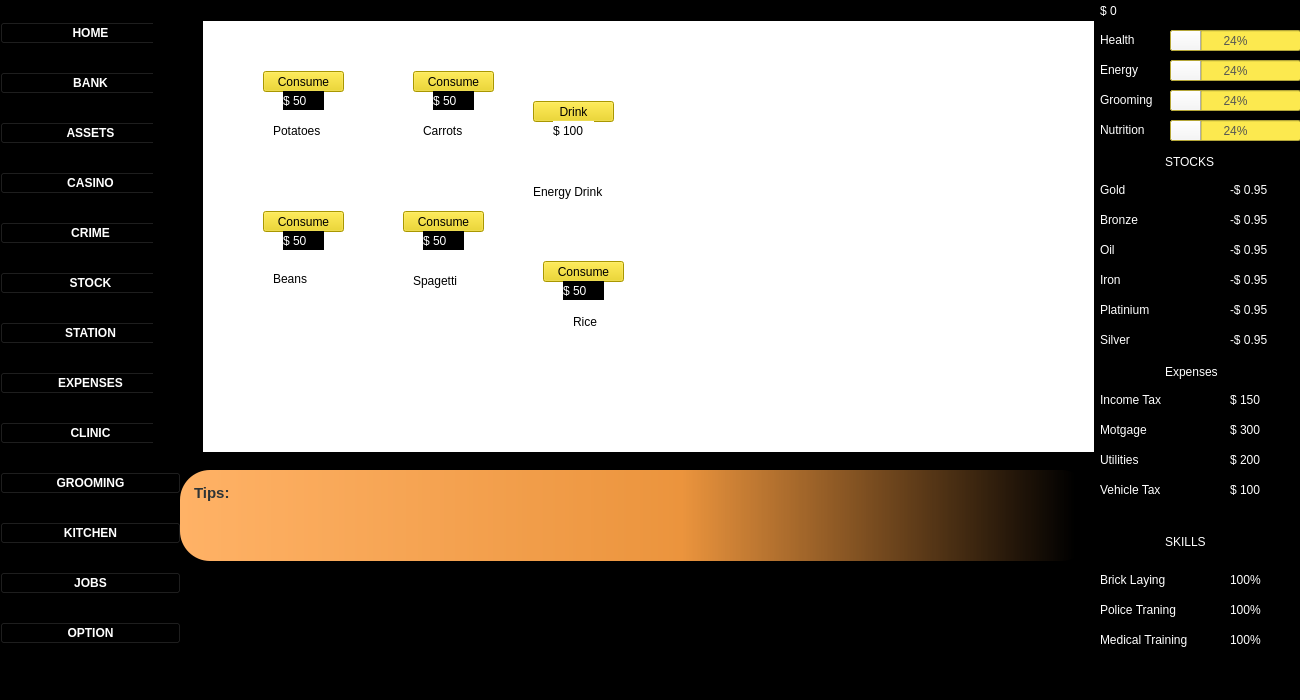
First picture: the form in mainwindow.ui, repository ib-Jkid/cpp_game_VitualB-R, before the edit.
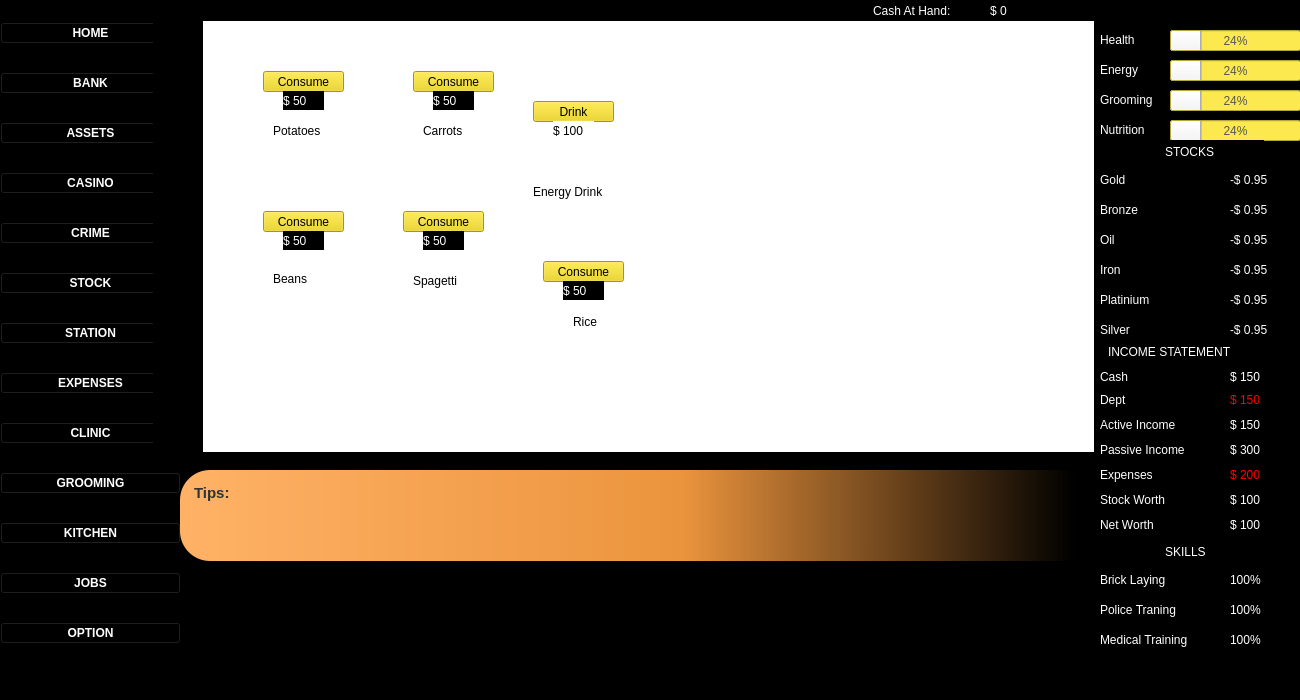
Second picture: the form after the edit. The open tabs and pages were chosen to show the change. Icons and pictures are not drawn.

```diff
--- a/mainwindow.ui
+++ b/mainwindow.ui
@@ -4250,6 +4250,19 @@
       </widget>
      </widget>
     </widget>
+    <widget class="QLabel" name="label_23">
+     <property name="geometry">
+      <rect>
+       <x>720</x>
+       <y>0</y>
+       <width>141</width>
+       <height>20</height>
+      </rect>
+     </property>
+     <property name="text">
+      <string>Cash At Hand:</string>
+     </property>
+    </widget>
    </widget>
    <widget class="QTextEdit" name="noticeBoard">
     <property name="geometry">
@@ -4422,7 +4435,7 @@
     <property name="geometry">
      <rect>
       <x>1100</x>
-      <y>180</y>
+      <y>170</y>
       <width>67</width>
       <height>19</height>
      </rect>
@@ -4435,7 +4448,7 @@
     <property name="geometry">
      <rect>
       <x>1100</x>
-      <y>210</y>
+      <y>200</y>
       <width>67</width>
       <height>19</height>
      </rect>
@@ -4448,7 +4461,7 @@
     <property name="geometry">
      <rect>
       <x>1100</x>
-      <y>240</y>
+      <y>230</y>
       <width>67</width>
       <height>19</height>
      </rect>
@@ -4461,7 +4474,7 @@
     <property name="geometry">
      <rect>
       <x>1100</x>
-      <y>270</y>
+      <y>260</y>
       <width>67</width>
       <height>19</height>
      </rect>
@@ -4474,7 +4487,7 @@
     <property name="geometry">
      <rect>
       <x>1100</x>
-      <y>300</y>
+      <y>290</y>
       <width>67</width>
       <height>19</height>
      </rect>
@@ -4487,7 +4500,7 @@
     <property name="geometry">
      <rect>
       <x>1100</x>
-      <y>330</y>
+      <y>320</y>
       <width>67</width>
       <height>19</height>
      </rect>
@@ -4500,7 +4513,7 @@
     <property name="geometry">
      <rect>
       <x>1160</x>
-      <y>150</y>
+      <y>140</y>
       <width>104</width>
       <height>31</height>
      </rect>
@@ -4513,7 +4526,7 @@
     <property name="geometry">
      <rect>
       <x>1230</x>
-      <y>180</y>
+      <y>170</y>
       <width>67</width>
       <height>19</height>
      </rect>
@@ -4526,7 +4539,7 @@
     <property name="geometry">
      <rect>
       <x>1230</x>
-      <y>210</y>
+      <y>200</y>
       <width>67</width>
       <height>19</height>
      </rect>
@@ -4539,7 +4552,7 @@
     <property name="geometry">
      <rect>
       <x>1230</x>
-      <y>240</y>
+      <y>230</y>
       <width>67</width>
       <height>19</height>
      </rect>
@@ -4552,7 +4565,7 @@
     <property name="geometry">
      <rect>
       <x>1230</x>
-      <y>270</y>
+      <y>260</y>
       <width>67</width>
       <height>19</height>
      </rect>
@@ -4565,7 +4578,7 @@
     <property name="geometry">
      <rect>
       <x>1230</x>
-      <y>300</y>
+      <y>290</y>
       <width>67</width>
       <height>19</height>
      </rect>
@@ -4578,7 +4591,7 @@
     <property name="geometry">
      <rect>
       <x>1230</x>
-      <y>330</y>
+      <y>320</y>
       <width>67</width>
       <height>19</height>
      </rect>
@@ -4590,7 +4603,7 @@
    <widget class="QLabel" name="moneyAtHand">
     <property name="geometry">
      <rect>
-      <x>1100</x>
+      <x>990</x>
       <y>0</y>
       <width>151</width>
       <height>21</height>
@@ -4702,7 +4715,7 @@
     <property name="geometry">
      <rect>
       <x>1160</x>
-      <y>530</y>
+      <y>540</y>
       <width>104</width>
       <height>31</height>
      </rect>
@@ -4715,20 +4728,20 @@
     <property name="geometry">
      <rect>
       <x>1100</x>
-      <y>450</y>
+      <y>465</y>
       <width>67</width>
       <height>19</height>
      </rect>
     </property>
     <property name="text">
-     <string>Utilities</string>
+     <string>Expenses</string>
     </property>
    </widget>
    <widget class="QLabel" name="ironStatLabel_2">
     <property name="geometry">
      <rect>
       <x>1230</x>
-      <y>390</y>
+      <y>415</y>
       <width>67</width>
       <height>19</height>
      </rect>
@@ -4741,24 +4754,27 @@
     <property name="geometry">
      <rect>
       <x>1100</x>
-      <y>390</y>
+      <y>415</y>
       <width>101</width>
       <height>19</height>
      </rect>
     </property>
     <property name="text">
-     <string>Income Tax</string>
+     <string>Active Income</string>
     </property>
    </widget>
    <widget class="QLabel" name="silverStatLabel_2">
     <property name="geometry">
      <rect>
       <x>1230</x>
-      <y>450</y>
+      <y>465</y>
       <width>67</width>
       <height>19</height>
      </rect>
     </property>
+    <property name="styleSheet">
+     <string notr="true">color: red;</string>
+    </property>
     <property name="text">
      <string>$ 200</string>
     </property>
@@ -4767,20 +4783,20 @@
     <property name="geometry">
      <rect>
       <x>1100</x>
-      <y>420</y>
-      <width>81</width>
+      <y>440</y>
+      <width>111</width>
       <height>19</height>
      </rect>
     </property>
     <property name="text">
-     <string>Motgage</string>
+     <string>Passive Income</string>
     </property>
    </widget>
    <widget class="QLabel" name="platinumStatLabel_2">
     <property name="geometry">
      <rect>
       <x>1230</x>
-      <y>420</y>
+      <y>440</y>
       <width>67</width>
       <height>19</height>
      </rect>
@@ -4792,34 +4808,34 @@
    <widget class="QPlainTextEdit" name="plainTextEdit_7">
     <property name="geometry">
      <rect>
-      <x>1160</x>
-      <y>360</y>
-      <width>104</width>
+      <x>1103</x>
+      <y>340</y>
+      <width>181</width>
       <height>31</height>
      </rect>
     </property>
     <property name="plainText">
-     <string>Expenses</string>
+     <string>INCOME STATEMENT</string>
     </property>
    </widget>
    <widget class="QLabel" name="label_55">
     <property name="geometry">
      <rect>
       <x>1100</x>
-      <y>480</y>
-      <width>81</width>
+      <y>490</y>
+      <width>91</width>
       <height>19</height>
      </rect>
     </property>
     <property name="text">
-     <string>Vehicle Tax</string>
+     <string>Stock Worth</string>
     </property>
    </widget>
    <widget class="QLabel" name="silverStatLabel_3">
     <property name="geometry">
      <rect>
       <x>1230</x>
-      <y>480</y>
+      <y>490</y>
       <width>67</width>
       <height>19</height>
      </rect>
@@ -4828,6 +4844,87 @@
      <string>$ 100</string>
     </property>
    </widget>
+   <widget class="QLabel" name="label_56">
+    <property name="geometry">
+     <rect>
+      <x>1100</x>
+      <y>515</y>
+      <width>91</width>
+      <height>19</height>
+     </rect>
+    </property>
+    <property name="text">
+     <string>Net Worth</string>
+    </property>
+   </widget>
+   <widget class="QLabel" name="NetWorthLabel">
+    <property name="geometry">
+     <rect>
+      <x>1230</x>
+      <y>515</y>
+      <width>67</width>
+      <height>19</height>
+     </rect>
+    </property>
+    <property name="text">
+     <string>$ 100</string>
+    </property>
+   </widget>
+   <widget class="QLabel" name="label_57">
+    <property name="geometry">
+     <rect>
+      <x>1100</x>
+      <y>367</y>
+      <width>101</width>
+      <height>19</height>
+     </rect>
+    </property>
+    <property name="text">
+     <string>Cash</string>
+    </property>
+   </widget>
+   <widget class="QLabel" name="cashFlowLabel">
+    <property name="geometry">
+     <rect>
+      <x>1230</x>
+      <y>367</y>
+      <width>67</width>
+      <height>19</height>
+     </rect>
+    </property>
+    <property name="text">
+     <string>$ 150</string>
+    </property>
+   </widget>
+   <widget class="QLabel" name="label_62">
+    <property name="geometry">
+     <rect>
+      <x>1100</x>
+      <y>390</y>
+      <width>101</width>
+      <height>19</height>
+     </rect>
+    </property>
+    <property name="text">
+     <string>Dept</string>
+    </property>
+   </widget>
+   <widget class="QLabel" name="deptLabel">
+    <property name="geometry">
+     <rect>
+      <x>1230</x>
+      <y>390</y>
+      <width>67</width>
+      <height>19</height>
+     </rect>
+    </property>
+    <property name="styleSheet">
+     <string notr="true">color: red;</string>
+    </property>
+    <property name="text">
+     <string>$ 150</string>
+    </property>
+   </widget>
   </widget>
   <widget class="QMenuBar" name="menubar">
    <property name="geometry">
```
Left out of the diff: 10 changed lines with no effect on the pictures.
